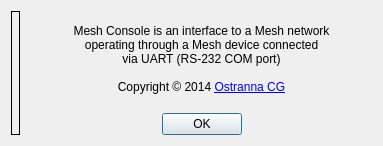
The window that MeshConsole/About.ui (Kreyl/armlet) describes before a commit, drawn with Qt 5.
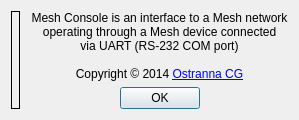
The same window after the commit. Icons and pictures are not drawn.

The edit to the form file:
```diff
--- a/MeshConsole/About.ui
+++ b/MeshConsole/About.ui
@@ -2,14 +2,6 @@
 <ui version="4.0">
  <class>aboutDialog</class>
  <widget class="QDialog" name="aboutDialog">
-  <property name="geometry">
-   <rect>
-    <x>0</x>
-    <y>0</y>
-    <width>383</width>
-    <height>146</height>
-   </rect>
-  </property>
   <property name="windowTitle">
    <string>About Mesh Console</string>
   </property>
```
Left out of the diff: 2 changed lines with no effect on the pictures.
